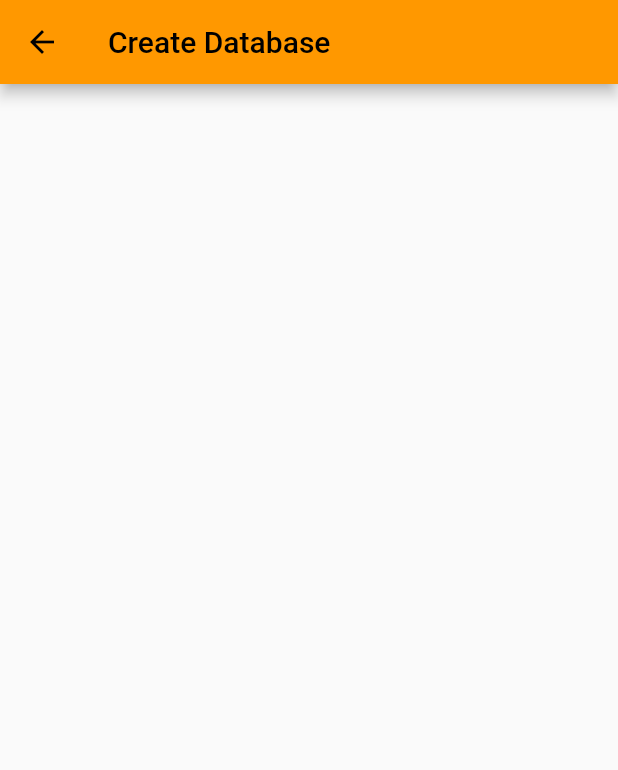
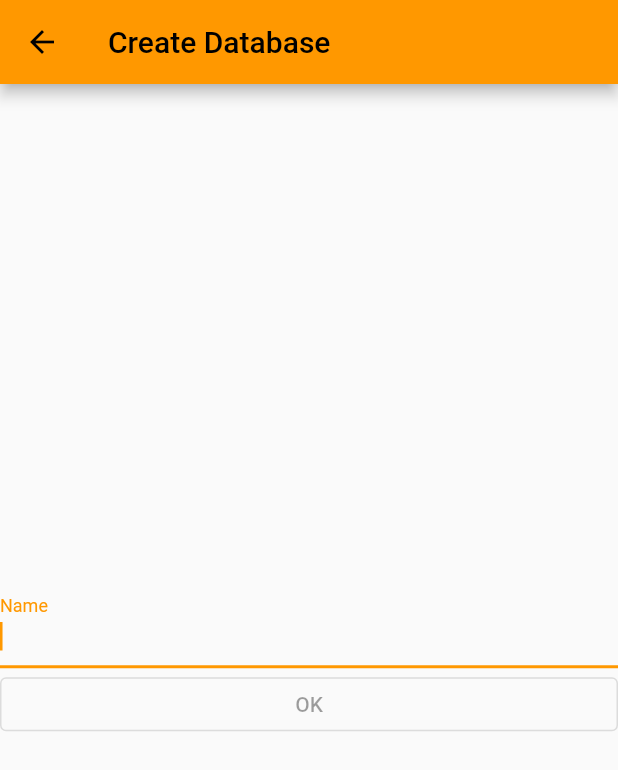
Before and after one commit to krre/memo-mobile, a Flutter app: the CreateDatabaseScreen screen opened directly, on a phone screen of 412 x 824 dp. Shown: the top 770 px of the screen. Run offline on Flutter 3.47's test engine with Material 2 defaults, Android fonts, the phone set to English and light mode, and no system bars; generated files the repository leaves out were written again.

Commit message:
Add widgets to input database name

```diff
--- a/lib/l10n/app_en.arb
+++ b/lib/l10n/app_en.arb
@@ -4,5 +4,6 @@
     "open": "Open",
     "connect": "Connect",
     "createDatabase": "Create Database",
-    "connectDatabase": "Connect to Database"
+    "connectDatabase": "Connect to Database",
+    "name": "Name"
 }
--- a/lib/l10n/app_ru.arb
+++ b/lib/l10n/app_ru.arb
@@ -4,5 +4,6 @@
     "open": "Открыть",
     "connect": "Подключиться",
     "createDatabase": "Создать базу данных",
-    "connectDatabase": "Подключиться к базе данных"
+    "connectDatabase": "Подключиться к базе данных",
+    "name": "Название"
 }
--- a/lib/screens/create_database_screen.dart
+++ b/lib/screens/create_database_screen.dart
@@ -9,11 +9,38 @@ class CreateDatabaseScreen extends StatefulWidget {
 }
 
 class _CreateDatabaseScreenState extends State<CreateDatabaseScreen> {
+  late String _name;
+  bool _buttonEnabled = false;
+
   @override
   Widget build(BuildContext context) {
     return Scaffold(
       appBar: AppBar(title: Text(AppLocalizations.of(context)!.createDatabase)),
-      body: const Center(),
+      body: Center(
+        child: Column(
+            crossAxisAlignment: CrossAxisAlignment.stretch,
+            mainAxisAlignment: MainAxisAlignment.center,
+            children: [
+              TextField(
+                onChanged: (text) {
+                  _name = text;
+                  _buttonEnabled = text.isNotEmpty;
+                  setState(() {});
+                },
+                autofocus: true,
+                decoration: InputDecoration(
+                  labelText: AppLocalizations.of(context)!.name,
+                ),
+              ),
+              OutlinedButton(
+                  onPressed: _buttonEnabled
+                      ? () {
+                          debugPrint(_name);
+                        }
+                      : null,
+                  child: const Text("OK"))
+            ]),
+      ),
     );
   }
 }
```
